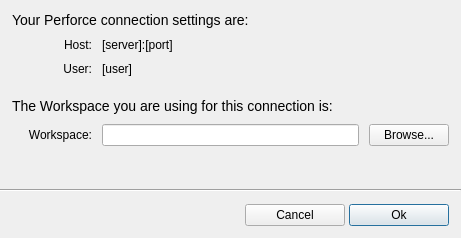
First picture: the form in python/widgets/resources/open_connection_form.ui, repository shotgunsoftware/tk-framework-perforce, before the edit.
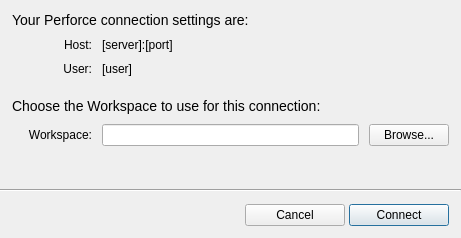
Second picture: the form after the edit.

Commit message: Connection workflow now working correctly

Patch:
```diff
--- a/python/widgets/resources/open_connection_form.ui
+++ b/python/widgets/resources/open_connection_form.ui
@@ -107,7 +107,7 @@
      <item>
       <widget class="QLabel" name="label_12">
        <property name="text">
-        <string>&lt;html&gt;&lt;head/&gt;&lt;body&gt;&lt;p&gt;&lt;span style=&quot; font-size:large;&quot;&gt;The Workspace you are using for this connection is:&lt;/span&gt;&lt;/p&gt;&lt;/body&gt;&lt;/html&gt;</string>
+        <string>&lt;html&gt;&lt;head/&gt;&lt;body&gt;&lt;p&gt;&lt;span style=&quot; font-size:large;&quot;&gt;Choose the Workspace to use for this connection:&lt;/span&gt;&lt;/p&gt;&lt;/body&gt;&lt;/html&gt;</string>
        </property>
       </widget>
      </item>
@@ -212,7 +212,7 @@
         </size>
        </property>
        <property name="text">
-        <string>Ok</string>
+        <string>Connect</string>
        </property>
        <property name="default">
         <bool>true</bool>
```
The commit also changes 5 other files.
